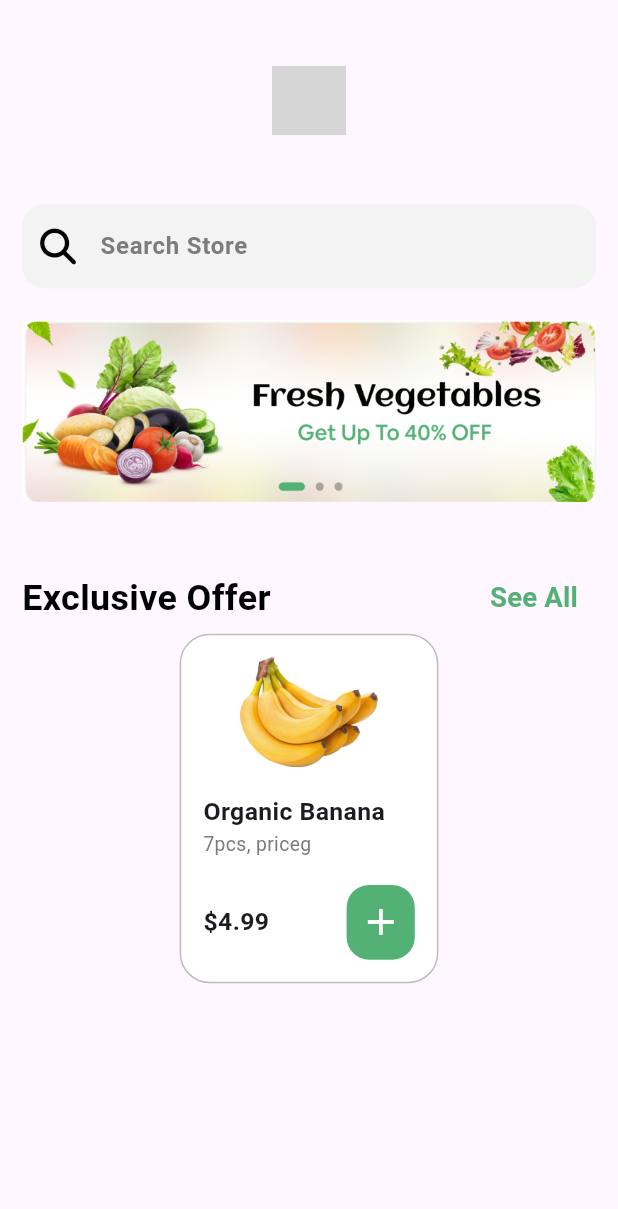
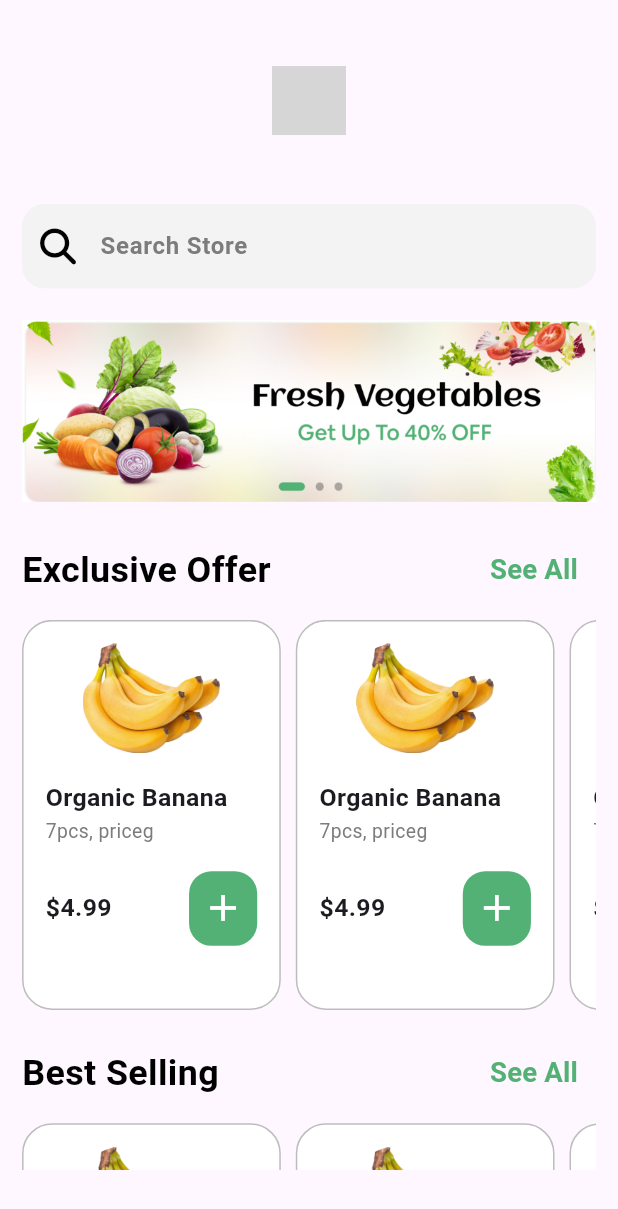
Before and after one commit to yousefmohamed35/Nectar_app, a Flutter app: the HomeView screen opened directly, on a phone screen of 412 x 824 dp. Shown: the top 1209 px of the screen. Run offline on Flutter 3.47's test engine with Material 3 defaults, Android fonts, the phone set to English and light mode, and no system bars; drawn by our look-alikes of carousel_slider; our stand-ins replace device_preview, dio, flutter_screenutil, font_awesome_flutter, shared_preferences; accounts and stored records are empty; Roboto replaces fonts that are missing (Gilroy-Medium); grey boxes are pictures that could not be loaded.

Commit message:
finish best selling section and exclusive offer section

```diff
--- a/lib/views/home_view.dart
+++ b/lib/views/home_view.dart
@@ -1,7 +1,7 @@
 import 'package:flutter/material.dart';
 import 'package:flutter_screenutil/flutter_screenutil.dart';
 import 'package:nectarapp/widgets/banar_image.dart';
-import 'package:nectarapp/widgets/custom_item.dart';
+import 'package:nectarapp/widgets/custom_list_view_item_card.dart';
 import 'package:nectarapp/widgets/custom_search_bar.dart';
 import 'package:nectarapp/widgets/the_title_of_category_section.dart';
 
@@ -13,6 +13,7 @@ class HomeView extends StatelessWidget{
     return Scaffold(
       body: Padding(
         padding: EdgeInsets.symmetric(horizontal: 16.sp, vertical: 48.sp),
+        child: SingleChildScrollView(
           child: Column(children: [
             Image.asset(
               'assets/images/carrot.png',
@@ -24,12 +25,20 @@ class HomeView extends StatelessWidget{
             ),
             const CustomSearchBar(),
             const BanarImage(),
-          SizedBox(
-            height: 20.h,
+          const TheTitleOfCategorySection(hText: 'Exclusive Offer',),
+          SizedBox(height: 10.h,),
+          const  CustomListViewItemCard(),
+          SizedBox(height: 20.h,),
+            const TheTitleOfCategorySection(hText: 'Best Selling',),
+            SizedBox(height: 10.h,),
+            const  CustomListViewItemCard(),
+          SizedBox(height: 20.h,),
+          const TheTitleOfCategorySection(hText: 'Best Selling',),
+            SizedBox(height: 10.h,),
+            const  CustomListViewItemCard(),
+          SizedBox(height: 20.h,),
+          ]),
         ),
-        const TheTitleOfCategorySection(),
-          const CustomItemCard(),
-        ]),
       ),
     );
   }
--- a/lib/widgets/custom_item.dart
+++ b/lib/widgets/custom_item.dart
@@ -11,6 +11,7 @@ class CustomItemCard extends StatelessWidget {
   Widget build(BuildContext context) {
     return Container(
     width: 173.32.w,
+    margin: const EdgeInsets.only(right: 10),
       padding: EdgeInsets.all(16.sp),
       decoration: BoxDecoration(
         borderRadius: BorderRadius.circular(20),
--- /dev/null
+++ b/lib/widgets/custom_list_view_item_card.dart
@@ -0,0 +1,20 @@
+import 'package:flutter/material.dart';
+import 'package:nectarapp/widgets/custom_item.dart';
+
+class CustomListViewItemCard extends StatelessWidget {
+  const CustomListViewItemCard({super.key});
+
+  @override
+  Widget build(BuildContext context) {
+    return SizedBox(
+      height: 260,
+      child: ListView.builder(
+        scrollDirection: Axis.horizontal,
+        physics: const BouncingScrollPhysics(),
+        itemCount: 8,
+        itemBuilder: ((context, index) {
+        return const CustomItemCard();
+      })),
+    );
+  }
+}
--- a/lib/widgets/the_title_of_category_section.dart
+++ b/lib/widgets/the_title_of_category_section.dart
@@ -5,15 +5,15 @@ import 'package:nectarapp/widgets/header_text.dart';
 
 class TheTitleOfCategorySection extends StatelessWidget {
   const TheTitleOfCategorySection({
-    super.key,
+    super.key, required this.hText,
   });
-
+ final  String hText;
   @override
   Widget build(BuildContext context) {
     return Row(
       mainAxisAlignment: MainAxisAlignment.spaceBetween,
       children: [
-        const HeaderText(text: 'Exclusive Offer'),
+         HeaderText(text: hText),
         TextButton(
           onPressed: () {},
           child: Text(
```
Lines whose indentation alone changed are shown as unchanged.
